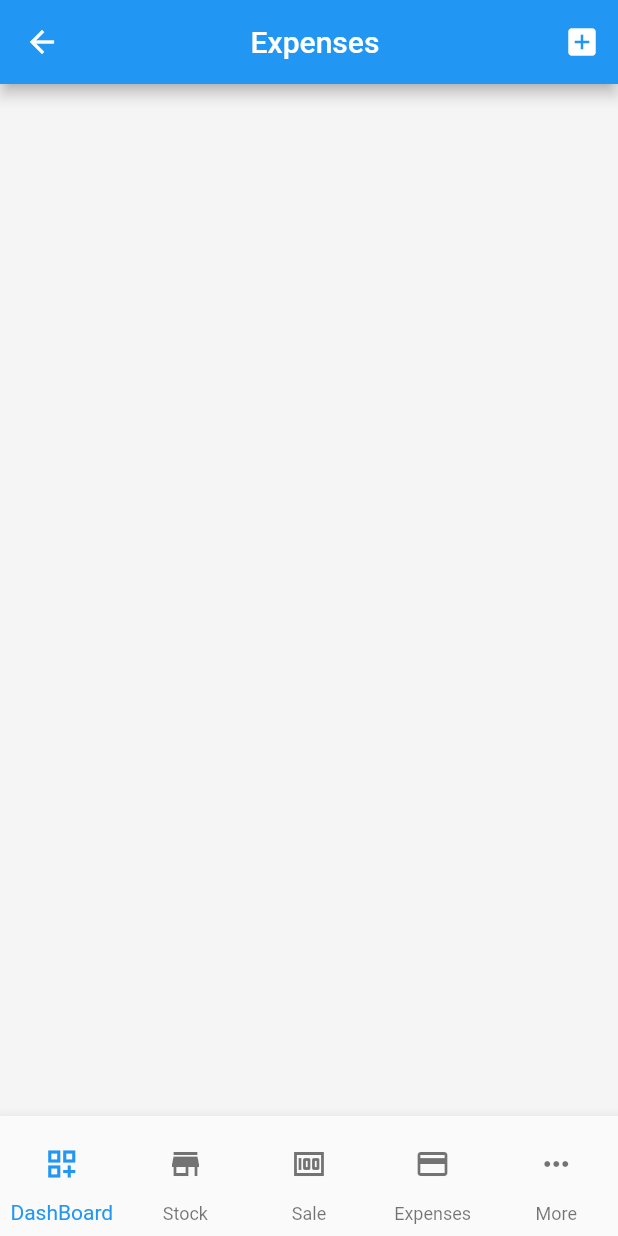
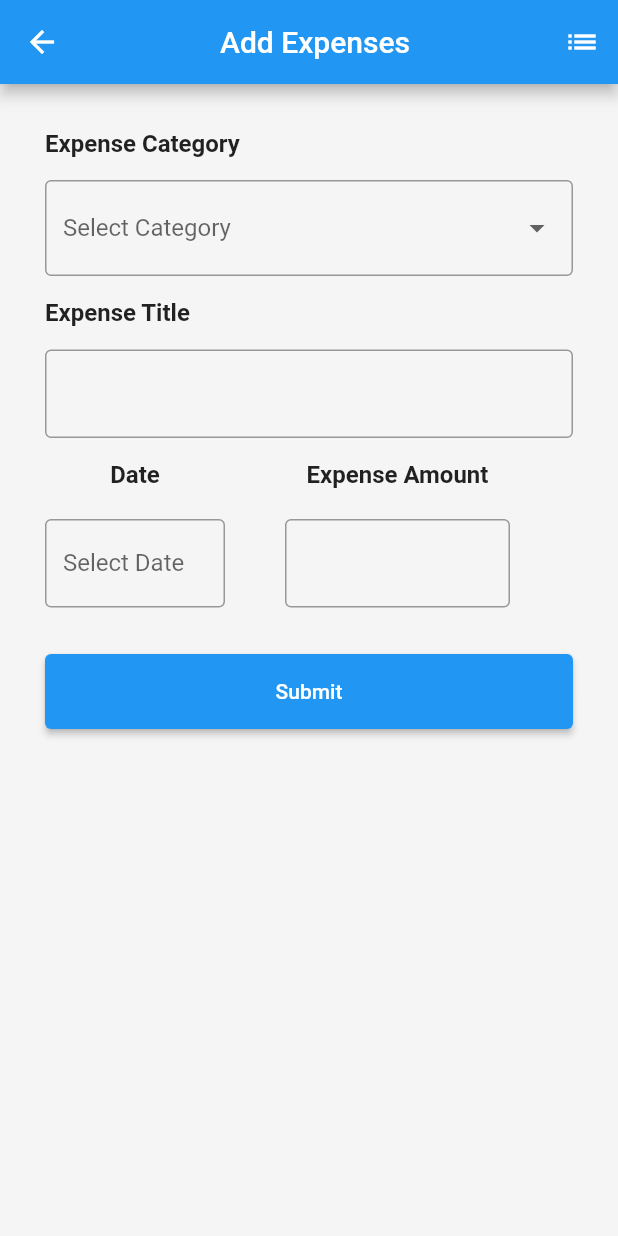
Before and after one commit to Douglas-sp/Stock-Management, a Flutter app: the Expense screen opened directly, scrolled down 312 dp, after a tap on the "add box" icon, on a phone screen of 412 x 824 dp. Run offline on Flutter 3.47's test engine with Material 2 defaults, Android fonts, the phone set to English and light mode, and no system bars; drawn by our look-alikes of flutter_form_builder; our stand-ins replace dotted_border, fluttertoast, sqflite; missing offline and left inert: counter, draw_graph; accounts and stored records are empty.

Commit message:
Add files via upload

```diff
--- /dev/null
+++ b/lib/models/AppConfig.dart
@@ -0,0 +1,18 @@
+class AppConfig {
+  static const String LOCAL_DB_PATH = 'my_app_db.db';
+  static const List<String> categoryOptions = [
+    'Salaries and Wages',
+    'Rent',
+    'Meals',
+    'Insurance',
+    'Interest Payments',
+    'Loan Repayment',
+    'Legal and Professional fees'
+    'Office Expenses',
+    'Taxes and licenses',
+    'Transport',
+    'Utilities',
+    'Other'
+  ];
+
+}
--- /dev/null
+++ b/lib/models/StocksModel.dart
@@ -0,0 +1,77 @@
+import 'package:sqflite/sqflite.dart';
+import 'package:stock_app/models/AppConfig.dart';
+
+class StocksModel {
+  static const String TABLE_NAME = 'expenses';
+  int id = 0;
+  String category = '';
+  String title = '';
+  //DateTime selectedDate = DateTime.now();
+  String date =
+      '${DateTime.now().year}-${DateTime.now().month}-${DateTime.now().day}';
+  int amount = 0;
+
+  tableCreate() async {
+    var db = await openDatabase(AppConfig.LOCAL_DB_PATH);
+
+    try {
+      await db.execute(
+          'CREATE TABLE IF NOT EXISTS ${StocksModel.TABLE_NAME} (id INTEGER PRIMARY KEY autoincrement, category TEXT, title TEXT,date DATE amount INTEGER )');
+      print("TABLE CREATED SUCCESSFULLY!");
+    } catch (e) {
+      print("failed to created table because ${e.toString()}");
+    }
+  }
+
+  Future<bool> save() async {
+    bool success = false;
+    await tableCreate();
+    var db = await openDatabase(AppConfig.LOCAL_DB_PATH);
+
+    if (!db.isOpen) {
+      return success;
+    } else {
+      try {
+        await db.insert(TABLE_NAME, {
+          'category': this.category,
+          'title': this.title,
+          'date': this.date,
+          'amount': this.amount
+        });
+        print('Expenses saved');
+        success = true;
+      } catch (e) {
+        success = false;
+        print('Failed to save expenses because ${e.toString()}');
+      }
+
+      return success;
+    }
+  }
+
+  static Future<List<StocksModel>> getItems() async {
+    List<StocksModel> items = [];
+
+    //await tableCreate();
+    var db = await openDatabase(AppConfig.LOCAL_DB_PATH);
+
+    List<Map> maps = await db.query(TABLE_NAME);
+
+    for (var element in maps) {
+      StocksModel s = StocksModel();
+
+      s.id = int.parse(element['id'].toString());
+      s.category = element['category'].toString();
+      s.title = element['title'].toString();
+      s.date = element['date'].toString();
+      s.amount = int.parse(element['amount'].toString());
+
+      items.add(s);
+      //print(element);
+    }
+
+    //print(maps.length);
+
+    return items;
+  }
+}
--- /dev/null
+++ b/lib/screens/AddExpenses.dart
@@ -0,0 +1,256 @@
+import 'package:flutter/foundation.dart';
+import 'package:flutter/material.dart';
+import 'package:flutter/src/widgets/framework.dart';
+import 'package:flutter/src/widgets/placeholder.dart';
+import 'package:flutter_form_builder/flutter_form_builder.dart';
+import 'package:stock_app/models/AppConfig.dart';
+import 'package:stock_app/models/StocksModel.dart';
+import 'package:stock_app/models/Utils.dart';
+
+class AddExpenses extends StatefulWidget {
+  const AddExpenses({super.key});
+
+  @override
+  State<AddExpenses> createState() => _AddExpensesState();
+}
+
+class _AddExpensesState extends State<AddExpenses> {
+  final _formKey = GlobalKey<FormBuilderState>();
+
+  StocksModel myExpenses = StocksModel();
+
+  // List<String> categoryOptions = [
+  //   'Salaries and Wages',
+  //   'Rent',
+  //   'Meals',
+  //   'Insurance',
+  //   'Interest Payments',
+  //   'Loan Repayment',
+  //   'Legal and Professional fees'
+  //       'Office Expenses',
+  //   'Taxes and licenses',
+  //   'Transport',
+  //   'Utilities',
+  //   'Other'
+  // ];
+
+  @override
+  Widget build(BuildContext context) {
+    return Scaffold(
+      appBar: AppBar(
+        title: Center(
+            child: Text(
+          'Add Expenses',
+          style: TextStyle(),
+        )),
+        actions: [IconButton(onPressed: (() {}), icon: Icon(Icons.list))],
+      ),
+      body: SingleChildScrollView(
+        child: Container(
+          color: Color.fromARGB(255, 245, 245, 245),
+          height: 1000,
+          padding: EdgeInsets.all(30),
+          child: FormBuilder(
+            key: _formKey,
+            child: Column(
+              children: [
+                Container(
+                  alignment: Alignment.topLeft,
+                  child: Text(
+                    'Expense Category',
+                    style:
+                        TextStyle(fontWeight: FontWeight.bold, fontSize: 16.0),
+                    textAlign: TextAlign.start,
+                  ),
+                ),
+
+                SizedBox(
+                  height: 15,
+                ),
+
+                // TextFormField(
+                //   decoration: InputDecoration(
+                //     labelText: 'Enter code',
+                //     border: OutlineInputBorder(),
+                //   ),
+                // ),
+                FormBuilderDropdown(
+                  name: 'category',
+                  onChanged: (value) {
+                    myExpenses.category = value.toString();
+                  },
+                  decoration: InputDecoration(
+                    labelText: 'Select Category',
+                    //hintText: 'Select Category',
+                    border: OutlineInputBorder(
+                        //borderRadius: BorderRadius.all(Radius.circular(12.0)),
+                        ),
+                  ),
+                  items: AppConfig.categoryOptions
+                      .map((category) => DropdownMenuItem(
+                            alignment: AlignmentDirectional.center,
+                            value: category,
+                            child: Text(category),
+                          ))
+                      .toList(),
+                ),
+
+                SizedBox(
+                  height: 15,
+                ),
+
+                Container(
+                  alignment: Alignment.topLeft,
+                  child: Text(
+                    'Expense Title',
+                    style:
+                        TextStyle(fontWeight: FontWeight.bold, fontSize: 16.0),
+                    textAlign: TextAlign.start,
+                  ),
+                ),
+
+                SizedBox(
+                  height: 15,
+                ),
+
+                FormBuilderTextField(
+                  name: 'name',
+                  onChanged: (value) {
+                    myExpenses.title = value.toString();
+                  },
+                  decoration: InputDecoration(
+                    border: OutlineInputBorder(),
+                    //labelText: 'Enter ',
+                  ),
+                ),
+
+                SizedBox(
+                  height: 15,
+                ),
+
+                Row(
+                  children: [
+                    Column(
+                      mainAxisAlignment: MainAxisAlignment.start,
+                      children: [
+                        Container(
+                          alignment: Alignment.topLeft,
+                          child: Text(
+                            'Date',
+                            style: TextStyle(
+                                fontWeight: FontWeight.bold, fontSize: 16.0),
+                            textAlign: TextAlign.start,
+                          ),
+                        ),
+                        SizedBox(
+                          height: 20,
+                        ),
+                        Container(
+                          height: 60,
+                          width: 120,
+                          child: FormBuilderDateTimePicker(
+                            name: 'name',
+                            onChanged: (value) {
+                              //myExpenses.date = value.toString();
+                            },
+                            //inputFormatters: [],
+                            inputType: InputType.date,
+
+                            //format: DateFormat("-dd-MM-yyyy"),
+                            //format: DateTime.now() ,
+                            enabled: true,
+                            decoration: InputDecoration(
+                              //icon: Icon(Icons.date_range),
+                              border: OutlineInputBorder(),
+                              labelText: 'Select Date ',
+                            ),
+                          ),
+                        )
+                      ],
+                    ),
+                    SizedBox(
+                      width: 40,
+                    ),
+                    Column(
+                      children: [
+                        Container(
+                          alignment: Alignment.topLeft,
+                          child: Text(
+                            'Expense Amount',
+                            style: TextStyle(
+                                fontWeight: FontWeight.bold, fontSize: 16.0),
+                            textAlign: TextAlign.start,
+                          ),
+                        ),
+                        SizedBox(
+                          height: 20,
+                        ),
+                        Container(
+                          height: 60,
+                          width: 150,
+                          child: FormBuilderTextField(
+                            name: 'name',
+                            // onChanged: (value) {
+                            //   myExpenses.amount = value.toString();
+                            // },
+                            decoration: InputDecoration(
+                              border: OutlineInputBorder(),
+                              //labelText: 'Enter ',
+                            ),
+                          ),
+                        ),
+                      ],
+                    )
+                  ],
+                ),
+
+                SizedBox(
+                  height: 30,
+                ),
+
+                Container(
+                  width: double.infinity,
+                  height: 50,
+                  child: ElevatedButton(
+                      onPressed: () {
+                        //myExpenses.tableCreate();
+                        saveExpenses();
+                      },
+                      child: Text('Submit')),
+                )
+              ],
+            ),
+          ),
+        ),
+      ),
+    );
+  }
+
+  void saveExpenses() async {
+    //print(_formKey.currentState!.fields['Category']?.value.toString());
+
+    //return;
+
+    if (myExpenses.title == null || myExpenses.title.isEmpty) {
+      Utils.toast('Cant be empty.', color: Colors.red);
+      return;
+    }
+
+
+
+    bool resp = await myExpenses.save();
+
+    if (resp) {
+      Utils.toast('Saving...');
+      Utils.toast('Saved Successfully!');
+       _formKey.currentState!.reset();
+    } else {
+      Utils.toast('Failed to save.');
+    }
+
+    // if (myExpenses.amount == null || myExpenses.amount.isEmpty) {
+    //   Utils.toast('Cant be empty');
+    //   return;
+    // }
+  }
+}
--- a/lib/screens/AddProductScreen.dart
+++ b/lib/screens/AddProductScreen.dart
@@ -17,6 +17,10 @@ class AddProduct extends StatefulWidget {
 //List Store_Location = ["Wandegeya","Bwaise","Kawempe","Ndejje","Karakaveni","Ntinda"];
 
 class _AddProductState extends State<AddProduct> {
+  List<String> categoryOptions = ['Bags', 'Bottles','Boxes',
+  'Cans','Cases','Cartons','Cups','Jars','Kilograms(Kg)',
+  'Pounds(lbs)','Litres','Meters','Pieces','Tons'
+  'Dozens','Each','Gallons','Grams','Other'];
   @override
   Widget build(BuildContext context) {
     return Scaffold(
@@ -99,7 +103,7 @@ class _AddProductState extends State<AddProduct> {
                             textAlign: TextAlign.start,
                             ),
                           ),
-                          SizedBox(height: 20,),
+                          SizedBox(height: 35,),
                           Container(
                             height: 25,
                             decoration: BoxDecoration(
@@ -135,6 +139,28 @@ class _AddProductState extends State<AddProduct> {
                             ),
                           ),
                           SizedBox(height: 20,),
+
+                          Container(
+                            height: 50,
+                            width: 160,
+                            child: FormBuilderDropdown(
+                              name: 'category',
+                              decoration: InputDecoration(
+                              labelText: 'Select Weight',
+                              //hintText: 'Select Category',
+                              border: OutlineInputBorder(
+                              //borderRadius: BorderRadius.all(Radius.circular(12.0)),
+                              ),
+                             ),
+                              items: categoryOptions
+                              .map((category) => DropdownMenuItem(
+                                alignment: AlignmentDirectional.center,
+                                value: category,
+                                child: Text(category),
+                            ))
+                            .toList(),
+                            ),
+                          ),
 
                           // FormBuilderDropdown(
                           //   name: "dropdown_field",
--- a/lib/screens/Expenses.dart
+++ b/lib/screens/Expenses.dart
@@ -1,6 +1,8 @@
 import 'package:flutter/material.dart';
 import 'package:flutter/src/widgets/container.dart';
 import 'package:flutter/src/widgets/framework.dart';
+import 'package:stock_app/models/StocksModel.dart';
+import 'package:stock_app/screens/AddExpenses.dart';
 
 import 'DashboardScreen.dart';
 import 'MoreScreen.dart';
@@ -18,22 +20,25 @@ class _ExpenseState extends State<Expense> {
   @override
   Widget build(BuildContext context) {
     return Scaffold(
-
       appBar: AppBar(
         title: Center(
-          child: Text('Expenses', style: TextStyle(),)),
+            child: Text(
+          'Expenses',
+          style: TextStyle(),
+        )),
         actions: [
           IconButton(
               onPressed: (() {
-
+                Navigator.push(
+                  context,
+                  MaterialPageRoute(
+                    builder: (context) => AddExpenses(),
+                  ),
+                );
               }),
-            icon: Icon(Icons.add_box)
-          )
-
+              icon: Icon(Icons.add_box))
         ],
       ),
-
-
       body: SingleChildScrollView(
         child: Container(
           color: Color.fromARGB(255, 245, 245, 245),
@@ -42,7 +47,6 @@ class _ExpenseState extends State<Expense> {
           child: Column(
             mainAxisAlignment: MainAxisAlignment.start,
             children: [
-
               Container(
                 height: 50,
                 width: 500,
@@ -50,127 +54,100 @@ class _ExpenseState extends State<Expense> {
                 child: Row(
                   //mainAxisAlignment: MainAxisAlignment.center,
                   children: [
-
                     Expanded(
-                    child: Text('Total Expenses',
-                    style: TextStyle( fontWeight: FontWeight.bold  ),)
-                  ),
-
-                  Text('USh0', style: TextStyle(fontWeight: FontWeight.w500),)
-
+                        child: Text(
+                      'Total Expenses',
+                      style: TextStyle(fontWeight: FontWeight.bold),
+                    )),
+                    Text(
+                      'USh0',
+                      style: TextStyle(fontWeight: FontWeight.w500),
+                    )
                   ],
                 ),
                 decoration: BoxDecoration(
                     color: Colors.white,
                     borderRadius: BorderRadius.circular(12),
-                 boxShadow: [
-                        BoxShadow(
-                          color: Colors.grey,
-                          blurRadius:2
-                        )
-                 ]
-               ),
+                    boxShadow: [BoxShadow(color: Colors.grey, blurRadius: 2)]),
               ),
 
-            SizedBox(height: 15,),
+              SizedBox(
+                height: 15,
+              ),
 
               ListTile(
                 title: Text('Expense History'),
-              trailing: Icon(Icons.history_toggle_off_rounded),
-            )
+                trailing: IconButton(
+                    onPressed: () {
+                      getExpenses();
+                    },
+                    icon: Icon(Icons.history_rounded)),
+              ),
 
+              //Container()
             ],
-
-
           ),
         ),
       ),
-
       bottomNavigationBar: Container(
         height: 80,
         child: BottomNavigationBar(
             type: BottomNavigationBarType.fixed,
             selectedItemColor: Colors.blue,
-
             items: [
               BottomNavigationBarItem(
                   icon: IconButton(
-                onPressed: (){
+                    onPressed: () {
                       Navigator.push(
-                    context, MaterialPageRoute(
-                      builder:(
-                      (context) => DashBoard()
-                      ) )
-                  );
+                          context,
+                          MaterialPageRoute(
+                              builder: ((context) => DashBoard())));
                     },
                     icon: Icon(Icons.dashboard_customize_outlined),
                   ),
-              label: 'DashBoard'
-            ),
-
+                  label: 'DashBoard'),
               BottomNavigationBarItem(
                   icon: IconButton(
-                onPressed: (){
-                  Navigator.push(
-                    context, MaterialPageRoute(
-                      builder:(
-                      (context) => Stock()
-                      ) )
-                  );
+                      onPressed: () {
+                        Navigator.push(context,
+                            MaterialPageRoute(builder: ((context) => Stock())));
                       },
-                icon: Icon(Icons.store)
-              ),
-              label: 'Stock'
-            ),
-
+                      icon: Icon(Icons.store)),
+                  label: 'Stock'),
               BottomNavigationBarItem(
                   icon: IconButton(
                     onPressed: (() {
-                  Navigator.push(
-                    context, MaterialPageRoute(
-                      builder:(
-                      (context) => Sale()
-                      ) )
-                  );
+                      Navigator.push(context,
+                          MaterialPageRoute(builder: ((context) => Sale())));
                     }),
                     icon: Icon(Icons.money),
                   ),
-              label: 'Sale'
-            ),
-
+                  label: 'Sale'),
               BottomNavigationBarItem(
                   icon: IconButton(
                     onPressed: (() {
-                  Navigator.push(
-                    context, MaterialPageRoute(
-                      builder:(
-                      (context) => Expense()
-                      ) )
-                  );
+                      Navigator.push(context,
+                          MaterialPageRoute(builder: ((context) => Expense())));
                     }),
                     icon: Icon(Icons.credit_card),
                   ),
-              label: 'Expenses'
-            ),
-
+                  label: 'Expenses'),
               BottomNavigationBarItem(
                   icon: IconButton(
                     onPressed: (() {
-                  Navigator.push(
-                    context, MaterialPageRoute(
-                      builder:(
-                      (context) => More()
-                      ) )
-                  );
+                      Navigator.push(context,
+                          MaterialPageRoute(builder: ((context) => More())));
                     }),
                     icon: Icon(Icons.more_horiz_outlined),
                   ),
-              label: 'More'
+                  label: 'More'),
+            ]),
       ),
-          ]
-          ),
-      ),
-
     );
   }
+  List<StocksModel> items = [];
+  void getExpenses() async{
+    items= await StocksModel.getItems();
+    print('MOVIES FROM DB===> ${items.length}<====');
   }
+}
```
Also changed, not shown: lib/models/Utils.dart (added, +18 -0 lines), lib/screens/LoginScreen.dart (+5 -5 lines). Lines whose indentation alone changed are shown as unchanged.
